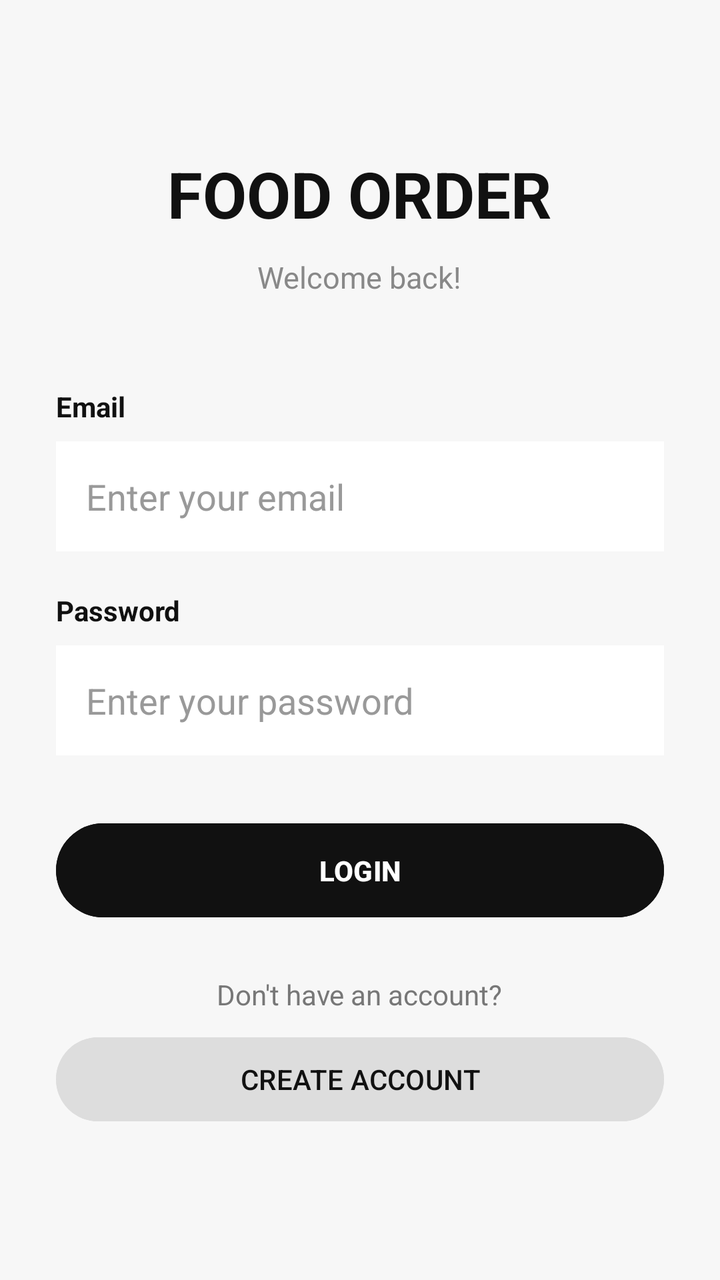
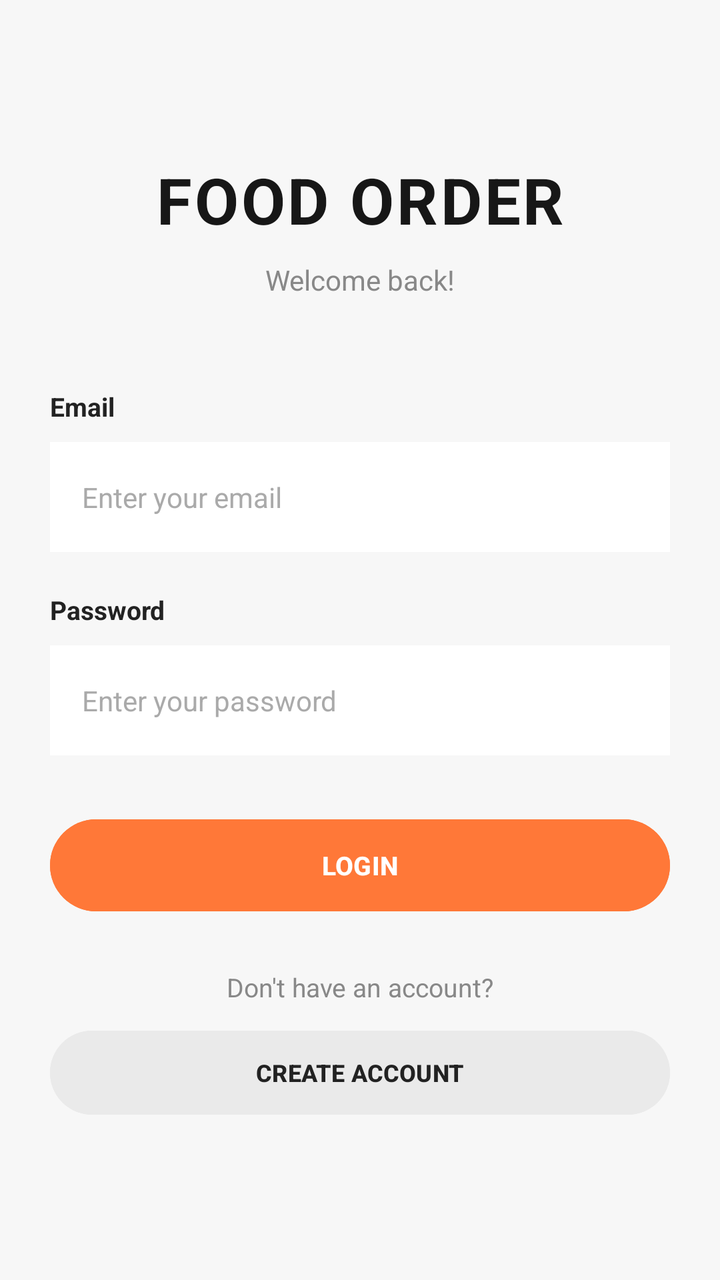

The first picture is an Android layout as it rendered before a commit; the second is the same layout after the commit. The layout source and the unified diff follow.
<!-- AndroidManifest.xml: application theme Theme.FoodOrder -->
<!-- res/layout/activity_login.xml -->
<?xml version="1.0" encoding="utf-8"?>

<ScrollView xmlns:android="http://schemas.android.com/apk/res/android"
    android:layout_width="match_parent"
    android:layout_height="match_parent"
    android:background="#F7F7F7"
    android:fillViewport="true">

    <LinearLayout
        android:layout_width="match_parent"
        android:layout_height="match_parent"
        android:gravity="center"
        android:orientation="vertical"
        android:padding="28dp">

        <TextView
            android:layout_width="wrap_content"
            android:layout_height="wrap_content"
            android:text="FOOD ORDER"
            android:textColor="#111111"
            android:textSize="32sp"
            android:textStyle="bold" />

        <TextView
            android:layout_width="wrap_content"
            android:layout_height="wrap_content"
            android:layout_marginTop="10dp"
            android:text="Welcome back!"
            android:textColor="#888888"
            android:textSize="15sp" />

        <TextView
            android:layout_width="match_parent"
            android:layout_height="wrap_content"
            android:layout_marginTop="45dp"
            android:text="Email"
            android:textColor="#111111"
            android:textStyle="bold" />

        <EditText
            android:id="@+id/edtEmail"
            android:layout_width="match_parent"
            android:layout_height="55dp"
            android:layout_marginTop="8dp"
            android:background="#FFFFFF"
            android:hint="Enter your email"
            android:inputType="textEmailAddress"
            android:padding="15dp"
            android:textColor="#111111"
            android:textColorHint="#999999" />

        <TextView
            android:layout_width="match_parent"
            android:layout_height="wrap_content"
            android:layout_marginTop="20dp"
            android:text="Password"
            android:textColor="#111111"
            android:textStyle="bold" />

        <EditText
            android:id="@+id/edtPassword"
            android:layout_width="match_parent"
            android:layout_height="55dp"
            android:layout_marginTop="8dp"
            android:background="#FFFFFF"
            android:hint="Enter your password"
            android:inputType="textPassword"
            android:padding="15dp"
            android:textColor="#111111"
            android:textColorHint="#999999" />

        <Button
            android:id="@+id/btnLogin"
            android:layout_width="match_parent"
            android:layout_height="55dp"
            android:layout_marginTop="30dp"
            android:backgroundTint="#111111"
            android:text="LOGIN"
            android:textColor="#FFFFFF"
            android:textStyle="bold" />

        <TextView
            android:layout_width="wrap_content"
            android:layout_height="wrap_content"
            android:layout_marginTop="25dp"
            android:text="Don't have an account?"
            android:textColor="#777777" />

        <Button
            android:id="@+id/btnGoRegister"
            android:layout_width="match_parent"
            android:layout_height="50dp"
            android:layout_marginTop="8dp"
            android:backgroundTint="#DDDDDD"
            android:text="CREATE ACCOUNT"
            android:textColor="#111111" />

    </LinearLayout>
</ScrollView>
<!-- resources referenced by this layout -->
<resources>
  <style name="Theme.FoodOrder" parent="Base.Theme.FoodOrder" />
  <style name="Base.Theme.FoodOrder" parent="Theme.Material3.DayNight.NoActionBar">
          
          
      </style>
</resources>

<!-- the commit's change to res/layout/activity_login.xml (unified diff, before → after) -->
@@ -9,91 +9,112 @@
     <LinearLayout
         android:layout_width="match_parent"
         android:layout_height="match_parent"
-        android:gravity="center"
         android:orientation="vertical"
-        android:padding="28dp">
+        android:gravity="center_vertical"
+        android:paddingStart="25dp"
+        android:paddingEnd="25dp"
+        android:paddingTop="35dp"
+        android:paddingBottom="35dp">
+
+        <TextView
+            android:layout_width="match_parent"
+            android:layout_height="wrap_content"
+            android:text="FOOD ORDER"
+            android:textColor="#171717"
+            android:textSize="32sp"
+            android:textStyle="bold"
+            android:gravity="center"
+            android:letterSpacing="0.04"/>
+
+        <TextView
+            android:layout_width="match_parent"
+            android:layout_height="wrap_content"
+            android:layout_marginTop="9dp"
+            android:text="Welcome back!"
+            android:textColor="#888888"
+            android:textSize="14sp"
+            android:gravity="center"/>
 
         <TextView
             android:layout_width="wrap_content"
             android:layout_height="wrap_content"
-            android:text="FOOD ORDER"
-            android:textColor="#111111"
-            android:textSize="32sp"
-            android:textStyle="bold" />
-
-        <TextView
-            android:layout_width="wrap_content"
-            android:layout_height="wrap_content"
-            android:layout_marginTop="10dp"
-            android:text="Welcome back!"
-            android:textColor="#888888"
-            android:textSize="15sp" />
-
-        <TextView
-            android:layout_width="match_parent"
-            android:layout_height="wrap_content"
             android:layout_marginTop="45dp"
             android:text="Email"
-            android:textColor="#111111"
-            android:textStyle="bold" />
+            android:textColor="#222222"
+            android:textSize="13sp"
+            android:textStyle="bold"/>
 
         <EditText
             android:id="@+id/edtEmail"
             android:layout_width="match_parent"
             android:layout_height="55dp"
-            android:layout_marginTop="8dp"
+            android:layout_marginTop="9dp"
             android:background="#FFFFFF"
             android:hint="Enter your email"
             android:inputType="textEmailAddress"
-            android:padding="15dp"
-            android:textColor="#111111"
-            android:textColorHint="#999999" />
+            android:paddingStart="16dp"
+            android:paddingEnd="16dp"
+            android:textColor="#171717"
+            android:textColorHint="#AAAAAA"
+            android:textSize="14sp"
+            android:singleLine="true"/>
 
         <TextView
-            android:layout_width="match_parent"
+            android:layout_width="wrap_content"
             android:layout_height="wrap_content"
             android:layout_marginTop="20dp"
             android:text="Password"
-            android:textColor="#111111"
-            android:textStyle="bold" />
+            android:textColor="#222222"
+            android:textSize="13sp"
+            android:textStyle="bold"/>
 
         <EditText
             android:id="@+id/edtPassword"
             android:layout_width="match_parent"
             android:layout_height="55dp"
-            android:layout_marginTop="8dp"
+            android:layout_marginTop="9dp"
             android:background="#FFFFFF"
             android:hint="Enter your password"
             android:inputType="textPassword"
-            android:padding="15dp"
-            android:textColor="#111111"
-            android:textColorHint="#999999" />
+            android:paddingStart="16dp"
+            android:paddingEnd="16dp"
+            android:textColor="#171717"
+            android:textColorHint="#AAAAAA"
+            android:textSize="14sp"
+            android:singleLine="true"/>
 
         <Button
             android:id="@+id/btnLogin"
             android:layout_width="match_parent"
-            android:layout_height="55dp"
-            android:layout_marginTop="30dp"
-            android:backgroundTint="#111111"
+            android:layout_height="54dp"
+            android:layout_marginTop="28dp"
+            android:backgroundTint="#FF7838"
             android:text="LOGIN"
             android:textColor="#FFFFFF"
-            android:textStyle="bold" />
+            android:textSize="13sp"
+            android:textStyle="bold"
+            android:elevation="0dp"/>
 
         <TextView
-            android:layout_width="wrap_content"
+            android:layout_width="match_parent"
             android:layout_height="wrap_content"
             android:layout_marginTop="25dp"
             android:text="Don't have an account?"
-            android:textColor="#777777" />
+            android:textColor="#888888"
+            android:textSize="13sp"
+            android:gravity="center"/>
 
         <Button
             android:id="@+id/btnGoRegister"
             android:layout_width="match_parent"
             android:layout_height="50dp"
-            android:layout_marginTop="8dp"
-            android:backgroundTint="#DDDDDD"
+            android:layout_marginTop="9dp"
+            android:backgroundTint="#EAEAEA"
             android:text="CREATE ACCOUNT"
-            android:textColor="#111111" />
+            android:textColor="#222222"
+            android:textSize="12sp"
+            android:textStyle="bold"
+            android:elevation="0dp"/>
 
     </LinearLayout>
 </ScrollView>
